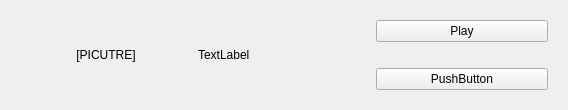
First picture: the form in mediaitemwidget.ui, repository moschopsuk/VT-Playback, before the edit.
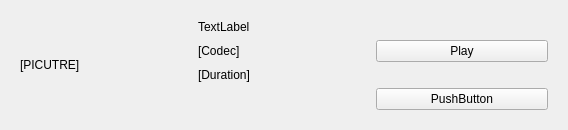
Second picture: the form after the edit.

Commit message: Added more shown meta data in the video libary bin

What changed in the file:
```diff
--- a/mediaitemwidget.ui
+++ b/mediaitemwidget.ui
@@ -20,29 +20,49 @@
    <item row="0" column="0">
     <widget class="QWidget" name="holderWidget" native="true">
      <layout class="QGridLayout" name="gridLayout_2">
-      <item row="2" column="2">
+      <item row="3" column="1">
+       <widget class="QLabel" name="labelTotalTime">
+        <property name="text">
+         <string>[Duration]</string>
+        </property>
+       </widget>
+      </item>
+      <item row="4" column="2">
        <widget class="QPushButton" name="pushButton">
         <property name="text">
          <string>PushButton</string>
         </property>
        </widget>
       </item>
-      <item row="0" column="2">
+      <item row="2" column="1">
+       <widget class="QLabel" name="codecLabel">
+        <property name="text">
+         <string>[Codec]</string>
+        </property>
+       </widget>
+      </item>
+      <item row="2" column="2">
        <widget class="QPushButton" name="quickPlayButton">
         <property name="text">
          <string>Play</string>
         </property>
        </widget>
       </item>
-      <item row="0" column="0" rowspan="3">
-       <widget class="QLabel" name="pictureLabel">
-        <property name="text">
-         <string>[PICUTRE]</string>
+      <item row="4" column="1">
+       <spacer name="horizontalSpacer">
+        <property name="orientation">
+         <enum>Qt::Horizontal</enum>
         </property>
-        <property name="alignment">
-         <set>Qt::AlignCenter</set>
+        <property name="sizeType">
+         <enum>QSizePolicy::Preferred</enum>
         </property>
-       </widget>
+        <property name="sizeHint" stdset="0">
+         <size>
+          <width>20</width>
+          <height>20</height>
+         </size>
+        </property>
+       </spacer>
       </item>
       <item row="1" column="1">
        <widget class="QLabel" name="nameLabel">
@@ -51,6 +71,16 @@
         </property>
        </widget>
       </item>
+      <item row="1" column="0" rowspan="4">
+       <widget class="QLabel" name="pictureLabel">
+        <property name="text">
+         <string>[PICUTRE]</string>
+        </property>
+        <property name="alignment">
+         <set>Qt::AlignLeading|Qt::AlignLeft|Qt::AlignVCenter</set>
+        </property>
+       </widget>
+      </item>
      </layout>
     </widget>
    </item>
```
The commit also changes 1 other file.
